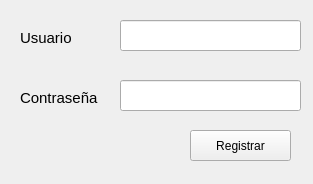
This is registro.ui in yohannyvs/Subasta_Sockets as Qt 5 draws it before an edit. The edited form follows.
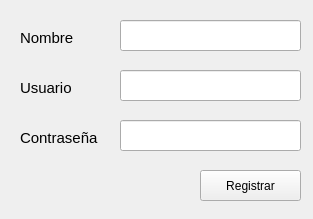
This is the edited form.

The edit to the form file:
```diff
--- a/registro.ui
+++ b/registro.ui
@@ -7,7 +7,7 @@
     <x>0</x>
     <y>0</y>
     <width>313</width>
-    <height>184</height>
+    <height>219</height>
    </rect>
   </property>
   <property name="windowTitle">
@@ -17,8 +17,8 @@
    <widget class="QPushButton" name="pushButton">
     <property name="geometry">
      <rect>
-      <x>190</x>
-      <y>130</y>
+      <x>200</x>
+      <y>170</y>
       <width>101</width>
       <height>31</height>
      </rect>
@@ -42,14 +42,14 @@
      </font>
     </property>
     <property name="text">
-     <string>Usuario</string>
+     <string>Nombre</string>
     </property>
    </widget>
    <widget class="QLabel" name="label_2">
     <property name="geometry">
      <rect>
       <x>20</x>
-      <y>90</y>
+      <y>80</y>
       <width>81</width>
       <height>16</height>
      </rect>
@@ -60,7 +60,7 @@
      </font>
     </property>
     <property name="text">
-     <string>Contraseña</string>
+     <string>Usuario</string>
     </property>
    </widget>
    <widget class="QLineEdit" name="lineEdit">
@@ -77,12 +77,40 @@
     <property name="geometry">
      <rect>
       <x>120</x>
-      <y>80</y>
+      <y>70</y>
       <width>181</width>
       <height>31</height>
      </rect>
     </property>
    </widget>
+   <widget class="QLineEdit" name="lineEdit_3">
+    <property name="geometry">
+     <rect>
+      <x>120</x>
+      <y>120</y>
+      <width>181</width>
+      <height>31</height>
+     </rect>
+    </property>
+   </widget>
+   <widget class="QLabel" name="label_3">
+    <property name="geometry">
+     <rect>
+      <x>20</x>
+      <y>130</y>
+      <width>81</width>
+      <height>16</height>
+     </rect>
+    </property>
+    <property name="font">
+     <font>
+      <pointsize>11</pointsize>
+     </font>
+    </property>
+    <property name="text">
+     <string>Contraseña</string>
+    </property>
+   </widget>
   </widget>
  </widget>
  <resources/>
```
Left out of the diff: 2 changed lines with no effect on the pictures.
